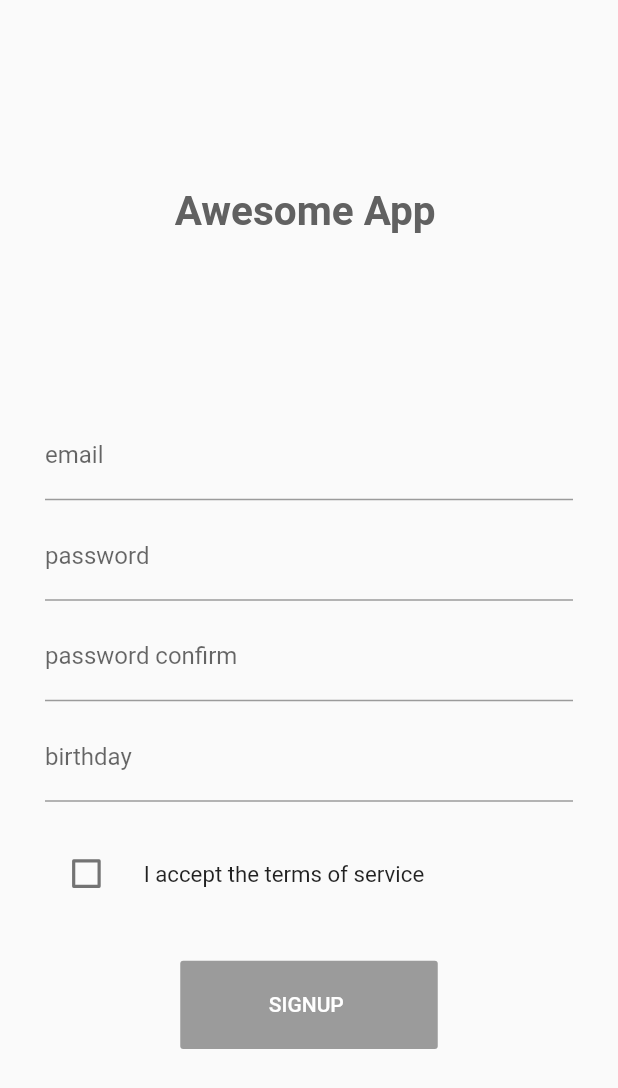
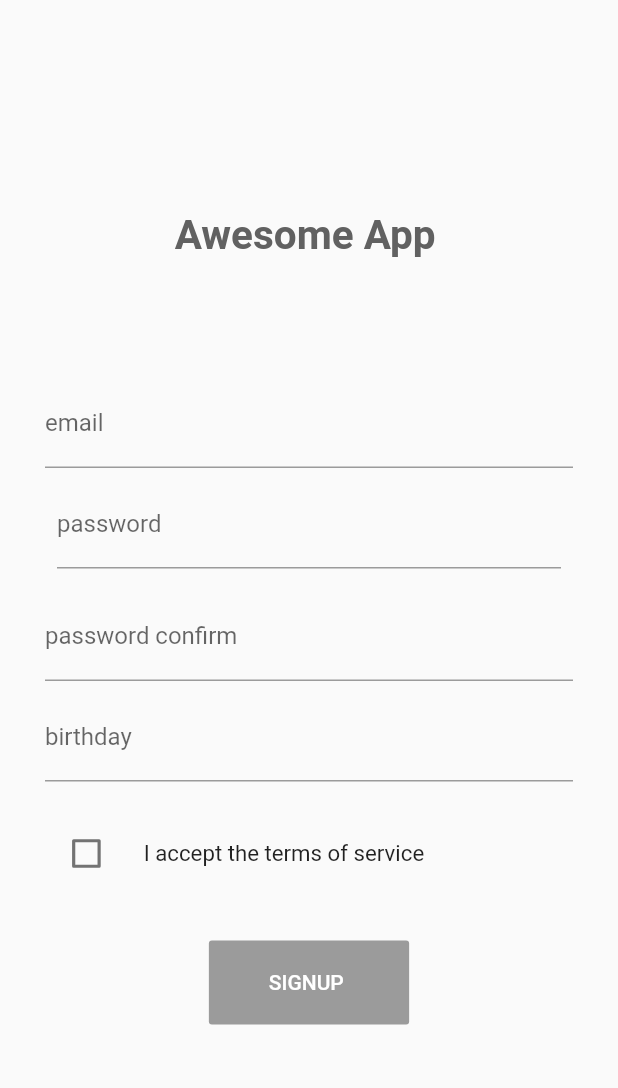
Before and after one commit to kgoon/flutter_bundang, a Flutter app: the screen it shows after launch, on a phone screen of 412 x 824 dp. Shown: the top 1088 px of the screen. Run offline on Flutter 3.47's test engine with Material 2 defaults, Android fonts, the phone set to English and light mode, and no system bars; drawn by our look-alikes of auto_size_text; our stand-ins replace device_preview.

Commit message:
button 패딩 추가, sizedbox -> 패딩 변경

```diff
--- a/lib/src/sign_up_page.dart
+++ b/lib/src/sign_up_page.dart
@@ -36,15 +36,16 @@ class _SignUpPageState extends State<SignUpPage> {
                       ),
                     ),
                   ),
-                  SizedBox(
-                    height: MediaQuery.of(context).size.height / 7,
-                  ),
                   Column(
                     children: <Widget>[
                       Form(
                         child: Column(
                           children: <Widget>[
-                            TextFormField(
+                            Padding(
+                              padding: EdgeInsets.only(
+                                top: 80.0,
+                              ),
+                              child: TextFormField(
                                 decoration: InputDecoration(
                                   labelText: 'email',
                                   labelStyle: TextStyle(
@@ -55,10 +56,12 @@ class _SignUpPageState extends State<SignUpPage> {
                                   ),
                                 ),
                               ),
-                            SizedBox(
-                              height: 8,
                             ),
-                            TextFormField(
+                            Padding(
+                              padding: EdgeInsets.all(
+                                8.0,
+                              ),
+                              child: TextFormField(
                                 decoration: InputDecoration(
                                   labelText: 'password',
                                   labelStyle: TextStyle(
@@ -69,10 +72,12 @@ class _SignUpPageState extends State<SignUpPage> {
                                   ),
                                 ),
                               ),
-                            SizedBox(
-                              height: 8,
                             ),
-                            TextFormField(
+                            Padding(
+                              padding: EdgeInsets.only(
+                                top: 8.0,
+                              ),
+                              child: TextFormField(
                                 decoration: InputDecoration(
                                   labelText: 'password confirm',
                                   labelStyle: TextStyle(
@@ -83,10 +88,12 @@ class _SignUpPageState extends State<SignUpPage> {
                                   ),
                                 ),
                               ),
-                            SizedBox(
-                              height: 8,
                             ),
-                            TextFormField(
+                            Padding(
+                              padding: EdgeInsets.only(
+                                top: 8.0,
+                              ),
+                              child: TextFormField(
                                 decoration: InputDecoration(
                                   labelText: _selectedDate == null
                                       ? 'birthday'
@@ -123,10 +130,10 @@ class _SignUpPageState extends State<SignUpPage> {
                                   });
                                 },
                               ),
-                            SizedBox(
-                              height: 20.0,
                             ),
-                            Transform.scale(
+                            Padding(
+                              padding: const EdgeInsets.only(top: 20.0),
+                              child: Transform.scale(
                                 scale: 1.06,
                                 child: CheckboxListTile(
                                   value: _ifChecked,
@@ -139,7 +146,8 @@ class _SignUpPageState extends State<SignUpPage> {
                                     'I accept the terms of service',
                                     style: TextStyle(
                                       fontSize:
-                                        MediaQuery.of(context).size.width > 700
+                                          MediaQuery.of(context).size.width >
+                                                  700
                                               ? 23.0
                                               : 14.0,
                                     ),
@@ -148,16 +156,17 @@ class _SignUpPageState extends State<SignUpPage> {
                                       ListTileControlAffinity.leading,
                                 ),
                               ),
+                            ),
                           ],
                         ),
                       ),
-                      SizedBox(
-                        height: 30.0,
+                      Padding(
+                        padding: const EdgeInsets.only(top: 30.0),
+                        child: RaisedButton(
+                          padding: EdgeInsets.symmetric(
+                            vertical: 20.0,
+                            horizontal: 40.0,
                           ),
-                      Container(
-                        width: MediaQuery.of(context).size.width / 2.4,
-                        height: MediaQuery.of(context).size.height / 14,
-                        child: RaisedButton(
                           onPressed: _ifChecked ? () {} : null,
                           color: Colors.teal,
                           textColor: Colors.white,
```
Lines whose indentation alone changed are shown as unchanged.
